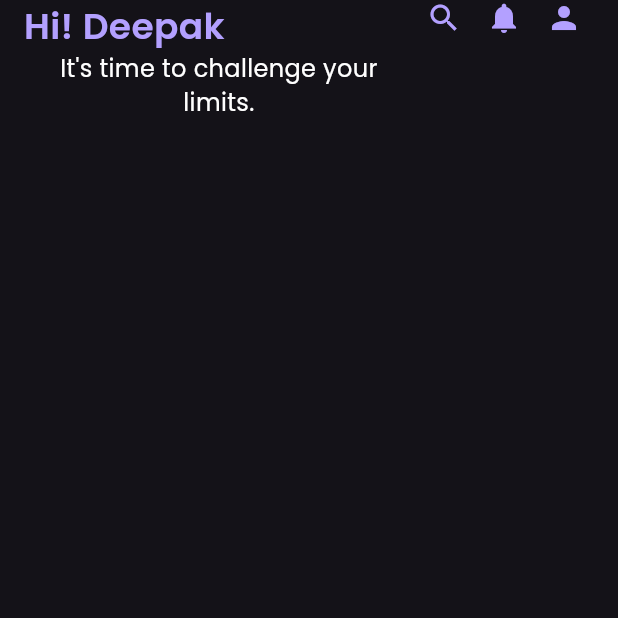
After one commit to deepak15341/fit_body, a Flutter app: the DashboardView screen opened by its route, on a phone screen of 412 x 824 dp, the top half of it. The commit adds this screen. Run offline on Flutter 3.47's test engine with Material 3 defaults, Android fonts, the phone set to English and light mode, and no system bars; our stand-ins replace get, google_fonts, local_auth.

Commit message:
created dashboard

```diff
--- /dev/null
+++ b/lib/app/modules/dashboard/bindings/dashboard_binding.dart
@@ -0,0 +1,12 @@
+import 'package:get/get.dart';
+
+import '../controllers/dashboard_controller.dart';
+
+class DashboardBinding extends Bindings {
+  @override
+  void dependencies() {
+    Get.lazyPut<DashboardController>(
+      () => DashboardController(),
+    );
+  }
+}
--- /dev/null
+++ b/lib/app/modules/dashboard/controllers/dashboard_controller.dart
@@ -0,0 +1,9 @@
+import 'package:flutter/cupertino.dart';
+import 'package:flutter/material.dart';
+import 'package:get/get.dart';
+
+class DashboardController extends GetxController {
+
+List<IconData> icons = [Icons.search,Icons.notifications,Icons.person];
+
+}
--- /dev/null
+++ b/lib/app/modules/dashboard/views/dashboard_view.dart
@@ -0,0 +1,70 @@
+import 'package:fitbody/app/utils/strings.dart';
+import 'package:flutter/material.dart';
+
+import 'package:get/get.dart';
+
+import '../../../utils/color_constants.dart';
+import '../../../utils/widgets/text_widgets.dart';
+import '../controllers/dashboard_controller.dart';
+
+class DashboardView extends GetView<DashboardController> {
+  const DashboardView({super.key});
+  @override
+  Widget build(BuildContext context) {
+    return Scaffold(
+      body: SafeArea(
+        child: ListView(
+          padding: const EdgeInsets.symmetric(horizontal: 16.0),
+          children: [
+            Row(
+              mainAxisAlignment: MainAxisAlignment.spaceBetween,
+              crossAxisAlignment: CrossAxisAlignment.start,
+              children: [
+                Flexible(
+                  child: Column(
+                    crossAxisAlignment: CrossAxisAlignment.start,
+                    children: [
+                      Text(
+                        '${Strings.hi}${Strings.deepak}',
+                        textAlign: TextAlign.center,
+                        overflow: TextOverflow.ellipsis,
+                        maxLines: 10,
+                        style: TextWidgets.textStyle(
+                          fontSize: 24,
+                          fontColor: AppColors.purple,
+                          fontWeight: FontWeight.w600,
+                        ),
+                      ),
+                      Text(
+                        Strings.challengeLimits,
+                        overflow: TextOverflow.ellipsis,
+                        textAlign: TextAlign.center,
+                        maxLines: 10,
+                        style: TextWidgets.textStyle(
+                          fontSize: 16,
+                          fontColor: AppColors.white,
+                          fontWeight: FontWeight.w400,
+                        ),
+                      ),
+                    ],
+                  ),
+                ),
+                Row(
+                  children: List.generate(controller.icons.length, (index) {
+                    return Padding(
+                      padding: const EdgeInsets.symmetric(horizontal: 8.0),
+                      child: Icon(
+                        controller.icons[index],
+                        color: AppColors.purple,
+                      ),
+                    );
+                  }),
+                ),
+              ],
+            ),
+          ],
+        ),
+      ),
+    );
+  }
+}
--- a/lib/app/modules/setup_screen/controllers/setup_screen_controller.dart
+++ b/lib/app/modules/setup_screen/controllers/setup_screen_controller.dart
@@ -3,6 +3,7 @@ import 'dart:math';
 import 'package:flutter/material.dart';
 import 'package:get/get.dart';
 
+import '../../../routes/app_pages.dart';
 import '../../../utils/strings.dart';
 import '../../../utils/widgets/snack_bar/snack_message.dart';
 import '../views/setup_screen_view.dart';
@@ -39,6 +40,7 @@ class SetupScreenController extends GetxController {
       fragmentIndex.value++;
     } else {
       if (setUpValidateKey.currentState!.validate() && context.mounted) {
+        Get.offNamedUntil(Routes.dashboard, (route) => false,);
       } else {
         showSnack(
           context: context,
--- a/lib/app/routes/app_pages.dart
+++ b/lib/app/routes/app_pages.dart
@@ -5,6 +5,8 @@ import '../modules/authentication_screens/views/fingerprint_view.dart';
 import '../modules/authentication_screens/views/forgotpassword_view.dart';
 import '../modules/authentication_screens/views/login_view.dart';
 import '../modules/authentication_screens/views/signup_view.dart';
+import '../modules/dashboard/bindings/dashboard_binding.dart';
+import '../modules/dashboard/views/dashboard_view.dart';
 import '../modules/launch_screen/views/launch_screen_view.dart';
 import '../modules/on_boarding_screens/bindings/on_boarding_screens_binding.dart';
 import '../modules/on_boarding_screens/views/on_boarding_screens_view.dart';
@@ -49,5 +51,10 @@ class AppPages {
       page: () => const SetupScreenView(),
       binding: SetupScreenBinding(),
     ),
+    GetPage(
+      name: _Paths.dashboard,
+      page: () => const DashboardView(),
+      binding: DashboardBinding(),
+    ),
   ];
 }
--- a/lib/app/routes/app_routes.dart
+++ b/lib/app/routes/app_routes.dart
@@ -11,6 +11,7 @@ abstract class Routes {
   static const signUpScreen = _Paths.signUpScreen;
   static const fingerPrintScreen = _Paths.fingerPrintScreen;
   static const setupScreen = _Paths.setupScreen;
+  static const dashboard = _Paths.dashboard;
 }
 
 abstract class _Paths {
@@ -23,4 +24,5 @@ abstract class _Paths {
   static const signUpScreen = Strings.signUpScreen;
   static const fingerPrintScreen = Strings.fingerPrintScreen;
   static const setupScreen = Strings.setupScreen;
+  static const dashboard = Strings.dashboardScreen;
 }
--- a/lib/app/utils/strings.dart
+++ b/lib/app/utils/strings.dart
@@ -70,6 +70,7 @@ class Strings {
   static const setNewPasswordScreen = '/set-new-password-screen';
   static const signUpScreen = '/signUp-screen';
   static const fingerPrintScreen = '/fingerPrint-screen';
+  static const dashboardScreen = '/dashboard';
   static const fingerPrintDescription =
       'Touch the fingerprint sensor to proceed....';
   static const ok = 'OK';
@@ -112,4 +113,8 @@ class Strings {
   static const  nickName = 'Nick Name';
   static const  email = 'Email';
   static const  mobile = 'Mobile';
+  static const  dashboard = 'Dashboard';
+  static const  hi = 'Hi! ';
+  static const  deepak = 'Deepak';
+  static const  challengeLimits = 'It\'s time to challenge your limits.';
 }
```
